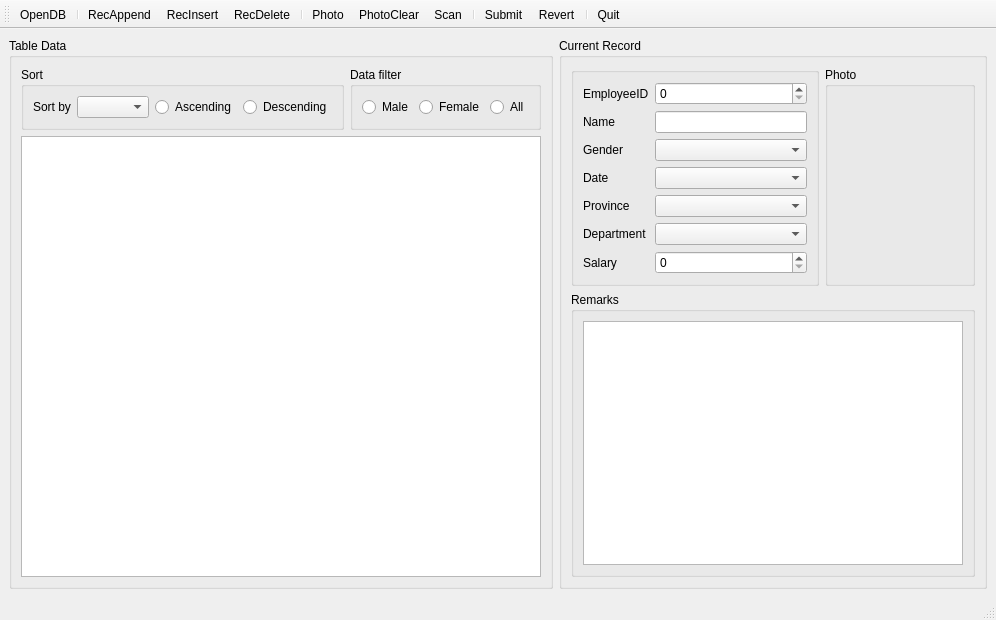
First picture: the form in Database/ui/mainwindow.ui, repository leejkee/qtlearn, before the edit.
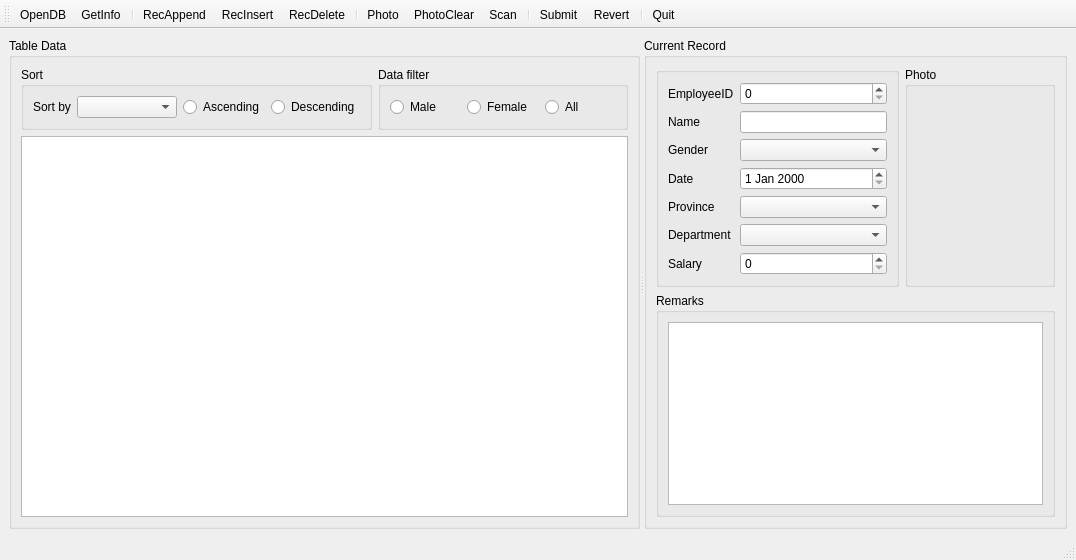
Second picture: the form after the edit.

Patch:
```diff
--- a/Database/ui/mainwindow.ui
+++ b/Database/ui/mainwindow.ui
@@ -6,17 +6,21 @@
    <rect>
     <x>0</x>
     <y>0</y>
-    <width>996</width>
-    <height>620</height>
+    <width>1076</width>
+    <height>560</height>
    </rect>
   </property>
   <property name="windowTitle">
    <string>MainWindow</string>
   </property>
   <widget class="QWidget" name="centralwidget">
-   <layout class="QHBoxLayout" name="horizontalLayout_3">
-    <item>
-     <widget class="QGroupBox" name="groupBox">
+   <layout class="QGridLayout" name="gridLayout_6">
+    <item row="0" column="0">
+     <widget class="QSplitter" name="splitter">
+      <property name="orientation">
+       <enum>Qt::Orientation::Horizontal</enum>
+      </property>
+      <widget class="QGroupBox" name="groupBoxTableData">
       <property name="title">
        <string>Table Data</string>
       </property>
@@ -35,7 +39,14 @@
            </widget>
           </item>
           <item>
-           <widget class="QComboBox" name="comboBoxSortField"/>
+            <widget class="QComboBox" name="comboBoxSortField">
+             <property name="minimumSize">
+              <size>
+               <width>100</width>
+               <height>0</height>
+              </size>
+             </property>
+            </widget>
           </item>
           <item>
            <widget class="QRadioButton" name="radioButtonASC">
@@ -89,9 +100,7 @@
        </item>
       </layout>
      </widget>
-    </item>
-    <item>
-     <widget class="QGroupBox" name="groupBox_2">
+      <widget class="QGroupBox" name="groupBoxRecord">
       <property name="title">
        <string>Current Record</string>
       </property>
@@ -175,9 +184,6 @@
             </property>
            </widget>
           </item>
-          <item row="4" column="1">
-           <widget class="QComboBox" name="comboBox_2"/>
-          </item>
           <item row="7" column="0">
            <widget class="QLabel" name="label_7">
             <property name="text">
@@ -203,10 +209,18 @@
            </widget>
           </item>
           <item row="7" column="1">
-           <widget class="QSpinBox" name="spinBox_2"/>
+            <widget class="QSpinBox" name="DBspinBoxSalary">
+             <property name="maximum">
+              <number>99999</number>
+             </property>
+            </widget>
           </item>
           <item row="1" column="1">
-           <widget class="QSpinBox" name="spinBox"/>
+            <widget class="QSpinBox" name="DBspinBoxEmpNo">
+             <property name="maximum">
+              <number>9999</number>
+             </property>
+            </widget>
           </item>
           <item row="1" column="0">
            <widget class="QLabel" name="label">
@@ -215,10 +229,14 @@
             </property>
            </widget>
           </item>
+           <item row="4" column="1">
+            <widget class="QDateEdit" name="DBdateEdit"/>
+           </item>
          </layout>
         </widget>
        </item>
       </layout>
+      </widget>
      </widget>
     </item>
    </layout>
@@ -235,6 +253,7 @@
     <bool>false</bool>
    </attribute>
    <addaction name="actionOpenDB"/>
+   <addaction name="actionGetInfo"/>
    <addaction name="separator"/>
    <addaction name="actionRecAppend"/>
    <addaction name="actionRecInsert"/>
@@ -356,6 +375,14 @@
     <enum>QAction::MenuRole::NoRole</enum>
    </property>
   </action>
+  <action name="actionGetInfo">
+   <property name="text">
+    <string>GetInfo</string>
+   </property>
+   <property name="menuRole">
+    <enum>QAction::MenuRole::NoRole</enum>
+   </property>
+  </action>
  </widget>
  <resources/>
  <connections/>
```
Left out of the diff: 12 changed lines with no effect on the pictures. Lines whose indentation alone changed are shown as unchanged.
